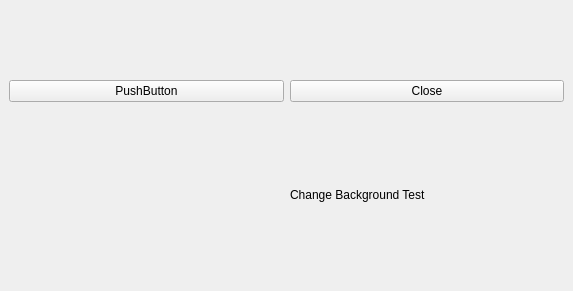
BlakeXYZ/Maya-Tools, file _asset_validator/mayapy_asset_validator.ui: the form before one commit.
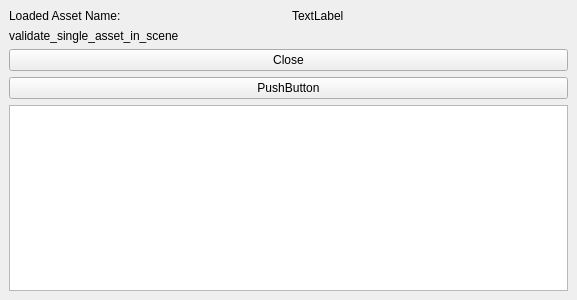
The form after the commit.

The edit to the form file:
```diff
--- a/_asset_validator/mayapy_asset_validator.ui
+++ b/_asset_validator/mayapy_asset_validator.ui
@@ -6,8 +6,8 @@
    <rect>
     <x>0</x>
     <y>0</y>
-    <width>573</width>
-    <height>291</height>
+    <width>577</width>
+    <height>300</height>
    </rect>
   </property>
   <property name="windowTitle">
@@ -16,43 +16,57 @@
   <widget class="QWidget" name="centralwidget">
    <layout class="QGridLayout" name="gridLayout">
     <item row="0" column="0">
+     <layout class="QHBoxLayout" name="hLayout_loaded_assed_name">
+      <item>
+       <widget class="QLabel" name="label">
+        <property name="text">
+         <string>Loaded Asset Name:</string>
+        </property>
+       </widget>
+      </item>
+      <item>
+       <widget class="QLabel" name="label_loaded_asset_name">
+        <property name="text">
+         <string>TextLabel</string>
+        </property>
+       </widget>
+      </item>
+     </layout>
+    </item>
+    <item row="3" column="0">
      <widget class="QPushButton" name="pushButton">
       <property name="text">
        <string>PushButton</string>
       </property>
      </widget>
     </item>
-    <item row="0" column="1">
+    <item row="2" column="0">
      <widget class="QPushButton" name="btn_closeWindow">
       <property name="text">
        <string>Close</string>
       </property>
      </widget>
     </item>
-    <item row="1" column="1">
-     <widget class="QLabel" name="label_bg_color_test">
-      <property name="sizePolicy">
-       <sizepolicy hsizetype="Preferred" vsizetype="MinimumExpanding">
-        <horstretch>0</horstretch>
-        <verstretch>0</verstretch>
-       </sizepolicy>
-      </property>
-      <property name="minimumSize">
-       <size>
-        <width>0</width>
-        <height>32</height>
-       </size>
-      </property>
-      <property name="maximumSize">
-       <size>
-        <width>16777215</width>
-        <height>32</height>
-       </size>
-      </property>
-      <property name="text">
-       <string>Change Background Test</string>
-      </property>
-     </widget>
+    <item row="1" column="0">
+     <layout class="QHBoxLayout" name="hLayout_validate_single_asset_in_scene">
+      <item>
+       <widget class="QLabel" name="label_2">
+        <property name="text">
+         <string>validate_single_asset_in_scene</string>
+        </property>
+       </widget>
+      </item>
+      <item>
+       <widget class="QLabel" name="label_validate_single_asset_in_scene">
+        <property name="text">
+         <string/>
+        </property>
+       </widget>
+      </item>
+     </layout>
+    </item>
+    <item row="4" column="0">
+     <widget class="QTextEdit" name="textEdit"/>
     </item>
    </layout>
   </widget>
```
